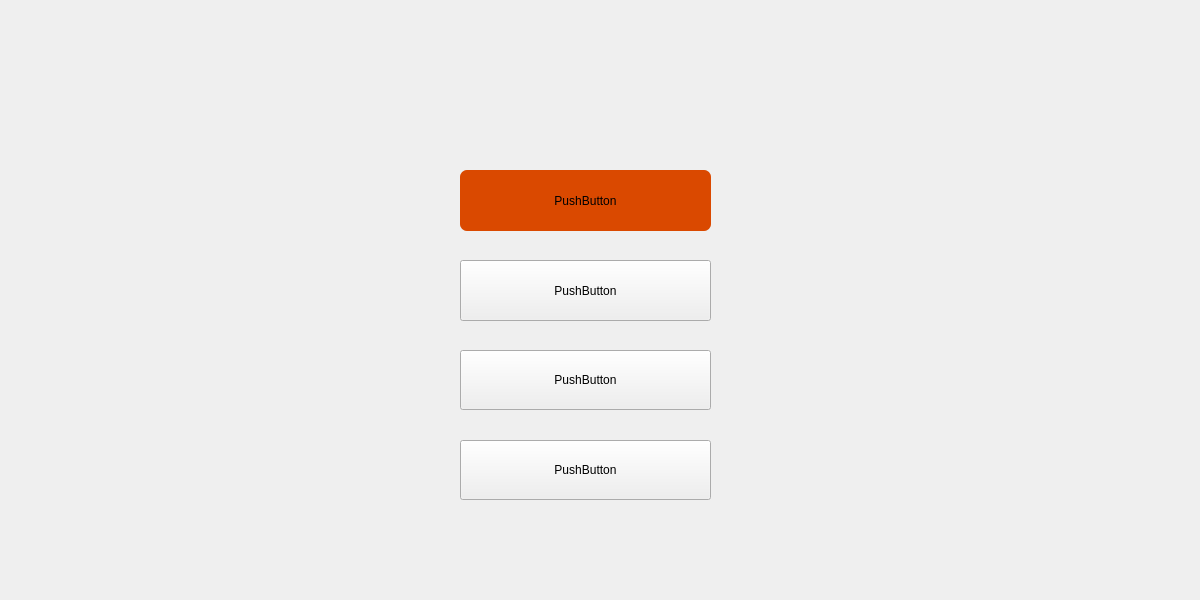
First picture: the form in Client1/Play.ui, repository Paul-Podoleanu/ProjectModernCpp, before the edit.
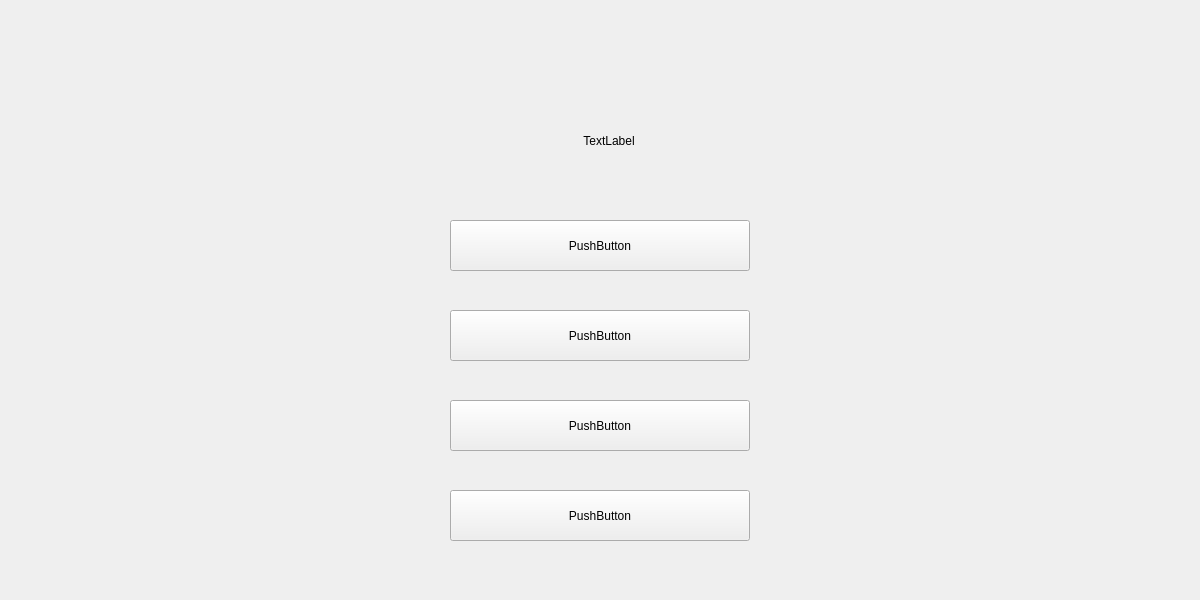
Second picture: the form after the edit. Icons and pictures are not drawn.

```diff
--- a/Client1/Play.ui
+++ b/Client1/Play.ui
@@ -1,7 +1,7 @@
 <?xml version="1.0" encoding="UTF-8"?>
 <ui version="4.0">
  <class>PlayClass</class>
- <widget class="QMainWindow" name="PlayClass">
+ <widget class="QWidget" name="PlayClass">
   <property name="geometry">
    <rect>
     <x>0</x>
@@ -13,42 +13,31 @@
   <property name="windowTitle">
    <string>Play</string>
   </property>
-  <property name="styleSheet">
-   <string notr="true">background-image:url(:/Poze/Resources/1302751.jpg)</string>
-  </property>
-  <widget class="QWidget" name="centralWidget">
    <widget class="QLabel" name="Question">
     <property name="geometry">
      <rect>
-      <x>240</x>
-      <y>100</y>
-      <width>771</width>
-      <height>41</height>
-     </rect>
-    </property>
-    <property name="styleSheet">
-     <string notr="true">font: 700 italic 9pt &quot;Roman&quot;;</string>
-    </property>
+     <x>9</x>
+     <y>125</y>
+     <width>1200</width>
+     <height>31</height>
+    </rect>
+   </property>
     <property name="text">
-     <string/>
+    <string>TextLabel</string>
+   </property>
+   <property name="alignment">
+    <set>Qt::AlignCenter</set>
     </property>
    </widget>
    <widget class="QPushButton" name="AnswerA">
     <property name="geometry">
      <rect>
-      <x>460</x>
-      <y>170</y>
-      <width>251</width>
-      <height>61</height>
-     </rect>
-    </property>
-    <property name="styleSheet">
-     <string notr="true">QPushButton{
-background-color:rgb(218, 73, 0);
-border-style:solid;
-border-radius:7px;
-}</string>
-    </property>
+     <x>450</x>
+     <y>220</y>
+     <width>300</width>
+     <height>51</height>
+    </rect>
+   </property>
     <property name="text">
      <string>PushButton</string>
     </property>
@@ -56,10 +45,10 @@
    <widget class="QPushButton" name="AnswerB">
     <property name="geometry">
      <rect>
-      <x>460</x>
-      <y>260</y>
-      <width>251</width>
-      <height>61</height>
+     <x>450</x>
+     <y>310</y>
+     <width>300</width>
+     <height>51</height>
      </rect>
     </property>
     <property name="text">
@@ -69,10 +58,10 @@
    <widget class="QPushButton" name="AnswerC">
     <property name="geometry">
      <rect>
-      <x>460</x>
-      <y>350</y>
-      <width>251</width>
-      <height>60</height>
+     <x>450</x>
+     <y>400</y>
+     <width>300</width>
+     <height>51</height>
      </rect>
     </property>
     <property name="text">
@@ -82,10 +71,10 @@
    <widget class="QPushButton" name="AnswerD">
     <property name="geometry">
      <rect>
-      <x>460</x>
-      <y>440</y>
-      <width>251</width>
-      <height>60</height>
+     <x>450</x>
+     <y>490</y>
+     <width>300</width>
+     <height>51</height>
      </rect>
     </property>
     <property name="text">
@@ -93,10 +82,6 @@
     </property>
    </widget>
   </widget>
- </widget>
- <layoutdefault spacing="6" margin="11"/>
- <resources>
-  <include location="Registration.qrc"/>
- </resources>
+ <resources/>
  <connections/>
 </ui>
```
Left out of the diff: 2 changed lines with no effect on the pictures. Lines whose indentation alone changed are shown as unchanged.
